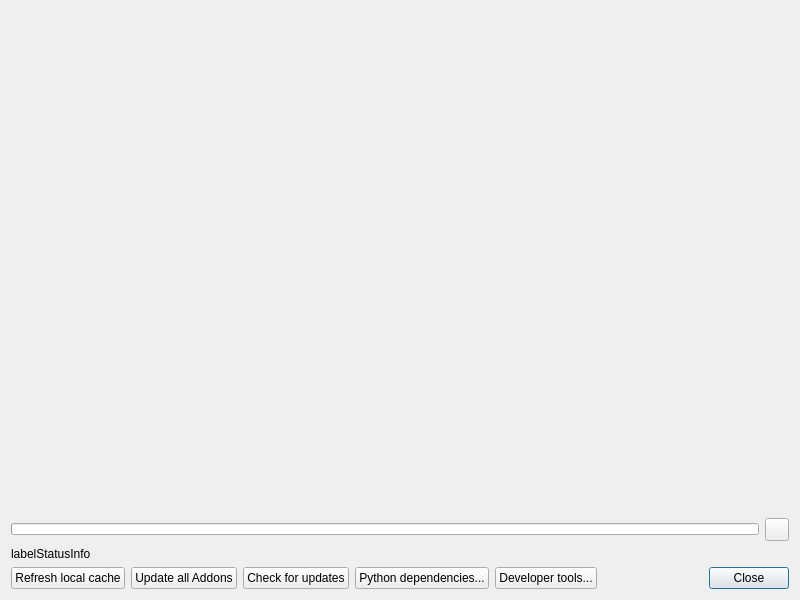
chennes/AddonManager, file AddonManager.ui: the form before one commit.
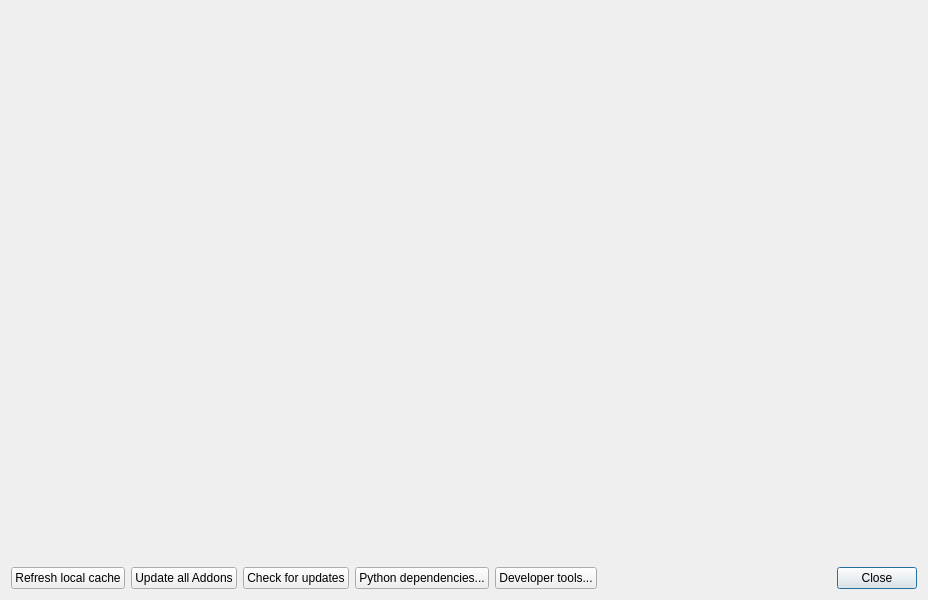
The form after the commit.

Commit message: Addon Manager: Refactor progress bar

What changed in the file:
```diff
--- a/AddonManager.ui
+++ b/AddonManager.ui
@@ -6,7 +6,7 @@
    <rect>
     <x>0</x>
     <y>0</y>
-    <width>800</width>
+    <width>928</width>
     <height>600</height>
    </rect>
   </property>
@@ -24,74 +24,6 @@
      </property>
     </widget>
    </item>
-   <item>
-    <layout class="QVBoxLayout" name="layoutUpdateInProgress">
-     <item>
-      <layout class="QHBoxLayout" name="horizontalLayout_7">
-       <item>
-        <widget class="QProgressBar" name="progressBar">
-         <property name="sizePolicy">
-          <sizepolicy hsizetype="Expanding" vsizetype="Fixed">
-           <horstretch>0</horstretch>
-           <verstretch>0</verstretch>
-          </sizepolicy>
-         </property>
-         <property name="minimumSize">
-          <size>
-           <width>0</width>
-           <height>0</height>
-          </size>
-         </property>
-         <property name="maximumSize">
-          <size>
-           <width>16777215</width>
-           <height>12</height>
-          </size>
-         </property>
-         <property name="baseSize">
-          <size>
-           <width>0</width>
-           <height>0</height>
-          </size>
-         </property>
-         <property name="value">
-          <number>0</number>
-         </property>
-         <property name="textVisible">
-          <bool>false</bool>
-         </property>
-         <property name="format">
-          <string>Downloading info...</string>
-         </property>
-        </widget>
-       </item>
-       <item>
-        <widget class="QToolButton" name="buttonPauseUpdate">
-         <property name="toolTip">
-          <string>Stop the cache update</string>
-         </property>
-         <property name="text">
-          <string/>
-         </property>
-        </widget>
-       </item>
-      </layout>
-     </item>
-     <item>
-      <widget class="QLabel" name="labelStatusInfo">
-       <property name="sizePolicy">
-        <sizepolicy hsizetype="Expanding" vsizetype="Preferred">
-         <horstretch>0</horstretch>
-         <verstretch>0</verstretch>
-        </sizepolicy>
-       </property>
-       <property name="text">
-        <string notr="true">labelStatusInfo</string>
-       </property>
-      </widget>
-     </item>
-    </layout>
-   </item>
    <item>
     <layout class="QHBoxLayout" name="horizontalLayout">
      <property name="sizeConstraint">
```
The commit also changes 5 other files.
